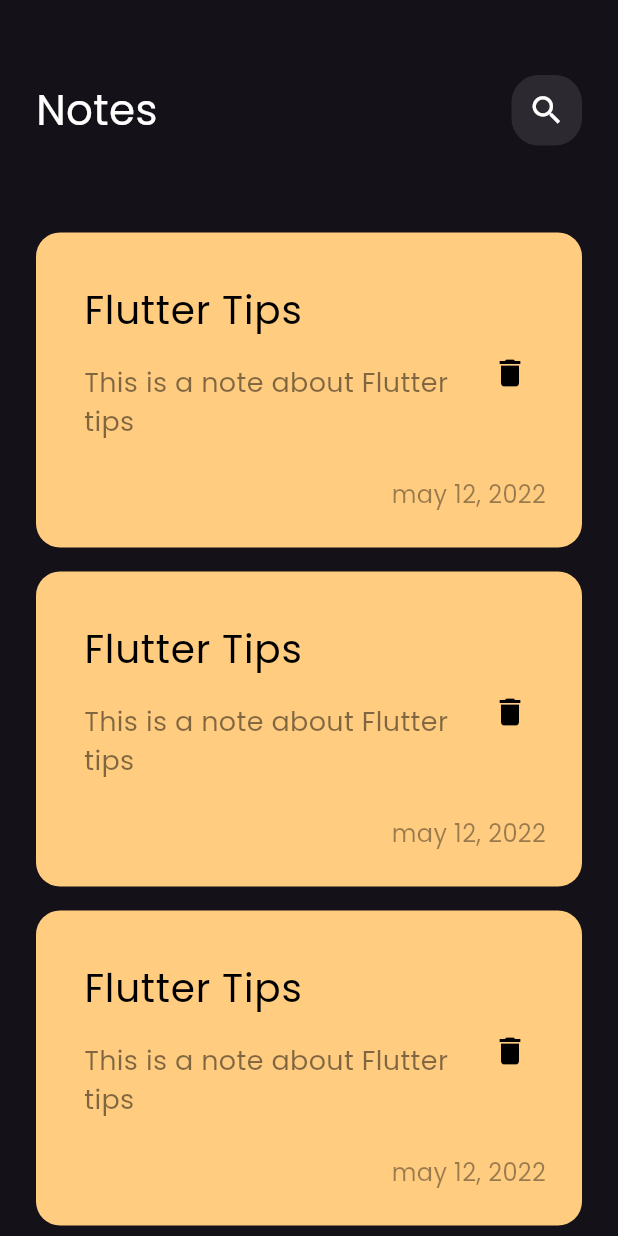
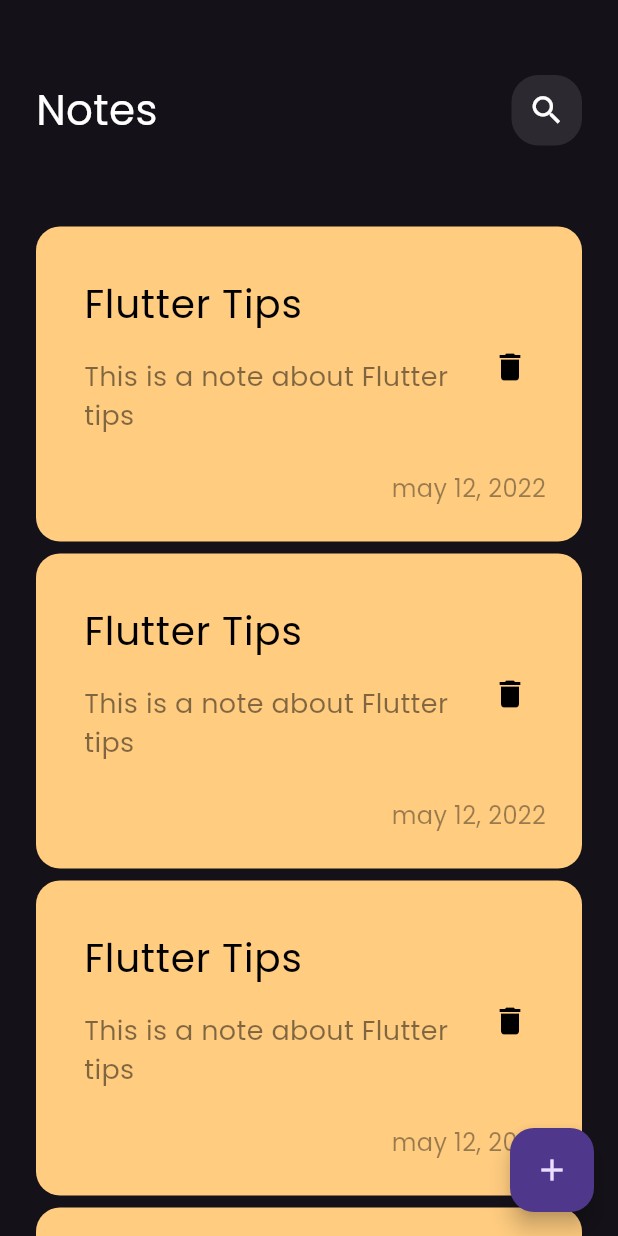
Before and after one commit to Ali-Ahmed-Alsaeedi/notea_app, a Flutter app: the screen it shows after launch, on a phone screen of 412 x 824 dp. Run offline on Flutter 3.47's test engine with Material 3 defaults, Android fonts, the phone set to English and light mode, and no system bars.

Commit message:
add floting action bottom

```diff
--- a/lib/views/notes_views.dart
+++ b/lib/views/notes_views.dart
@@ -6,8 +6,12 @@ class NotesViews extends StatelessWidget {
 
   @override
   Widget build(BuildContext context) {
-    return const Scaffold(
-      body: NotesViewBody(),
+    return Scaffold(
+      floatingActionButton: FloatingActionButton(
+        onPressed: () {},
+        child: Icon(Icons.add),
+      ),
+      body: const NotesViewBody(),
     );
   }
 }
--- a/lib/widgets/notes_list_view.dart
+++ b/lib/widgets/notes_list_view.dart
@@ -4,11 +4,12 @@ import 'package:note_app/widgets/custom_note_item.dart';
 class NotesListView extends StatelessWidget {
   const NotesListView({super.key});
 
+  // final data = const [];
   @override
   Widget build(BuildContext context) {
     return ListView.builder(itemBuilder: (context, index) {
       return const Padding(
-        padding: EdgeInsets.symmetric(vertical: 8),
+        padding: EdgeInsets.symmetric(vertical: 4),
         child: NoteItem(),
       );
     });
```
Also changed, not shown: lib/widgets/add_noe_bottom_sheet.dart (added, +19 -0 lines).
